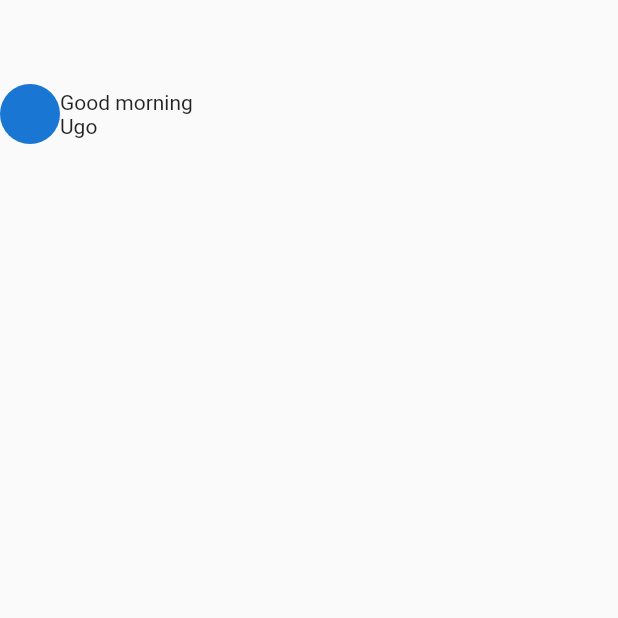
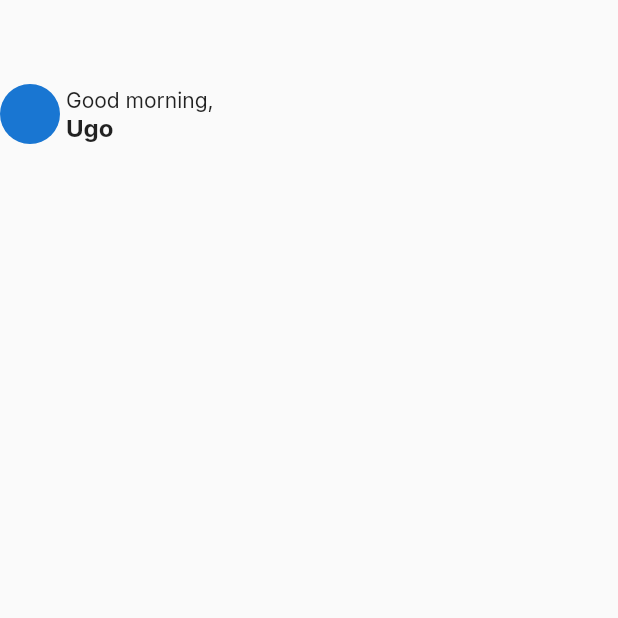
Before and after one commit to salemakowe/Spare, a Flutter app: the HomePage screen opened directly, on a phone screen of 412 x 824 dp, the top half of it. Run offline on Flutter 3.47's test engine with Material 2 defaults, Android fonts, the phone set to English and light mode, and no system bars; drawn by our look-alikes of curved_navigation_bar; our stand-ins replace google_fonts, intl_phone_field, pinput, smooth_page_indicator.

Commit message:
home page

```diff
--- a/spare/lib/screens/home.dart
+++ b/spare/lib/screens/home.dart
@@ -1,5 +1,6 @@
 import 'package:curved_navigation_bar/curved_navigation_bar.dart';
 import "package:flutter/material.dart";
+import 'package:google_fonts/google_fonts.dart';
 
 class HomePage extends StatefulWidget {
   const HomePage({super.key});
@@ -20,22 +21,38 @@ class _HomePageState extends State<HomePage> {
         children: [
           Row(
             children: [
+              //User's avatar
               Column(
-                children: [CircleAvatar()],
+                children: const [CircleAvatar()],
               ),
+
+              const SizedBox(width: 4),
+
+              //Greetings and User's name
               Column(
                 crossAxisAlignment: CrossAxisAlignment.start,
-                mainAxisAlignment: MainAxisAlignment.start,
                 children: [
                   Row(
                     children: [
                       Text(
-                        "Good morning",
+                        "Good morning,",
+                        style: GoogleFonts.inter(
+                          fontSize: 14,
+                          fontWeight: FontWeight.w400,
+                        ),
                       )
                     ],
                   ),
                   Row(
-                    children: [Text("Ugo")],
+                    children: [
+                      Text(
+                        "Ugo",
+                        style: GoogleFonts.inter(
+                          fontSize: 16,
+                          fontWeight: FontWeight.bold,
+                        ),
+                      ),
+                    ],
                   )
                 ],
               ),
```
